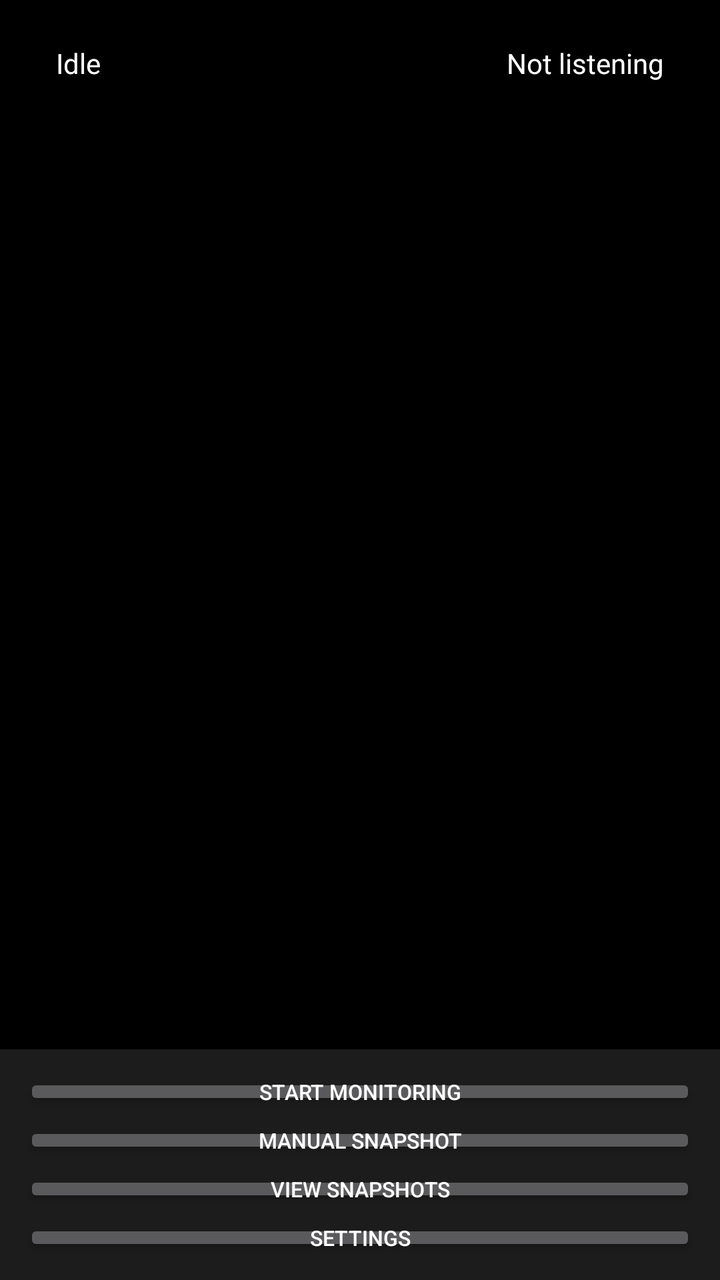
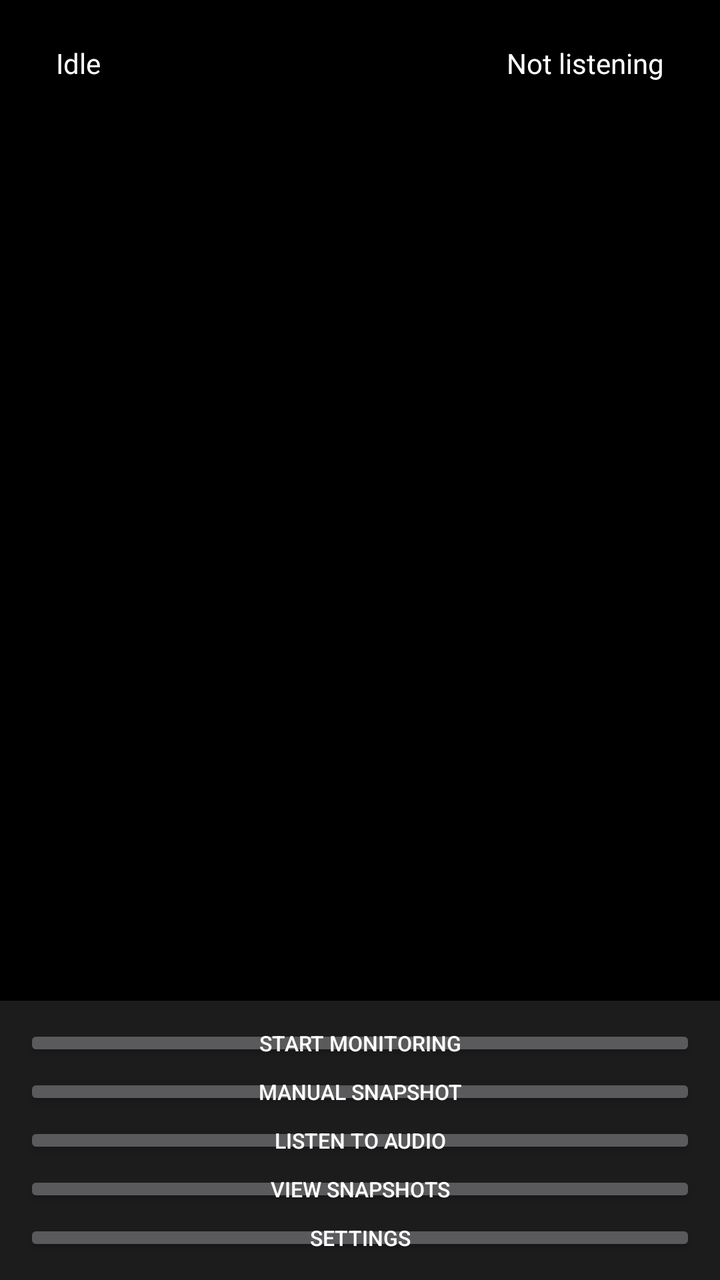

Before-and-after screenshots of an Android layout around one commit, followed by the original layout XML and the change that was made.
<!-- AndroidManifest.xml: application theme Theme.CameraViewer -->
<!-- res/layout/activity_main.xml -->
<?xml version="1.0" encoding="utf-8"?>
<androidx.constraintlayout.widget.ConstraintLayout
    xmlns:android="http://schemas.android.com/apk/res/android"
    xmlns:app="http://schemas.android.com/apk/res-auto"
    android:layout_width="match_parent"
    android:layout_height="match_parent"
    android:background="@color/feed_background">

    <ImageView
        android:id="@+id/imageFeed"
        android:layout_width="0dp"
        android:layout_height="0dp"
        android:contentDescription="@string/camera_feed_description"
        android:scaleType="fitCenter"
        android:background="@color/feed_background"
        app:layout_constraintTop_toTopOf="parent"
        app:layout_constraintStart_toStartOf="parent"
        app:layout_constraintEnd_toEndOf="parent"
        app:layout_constraintBottom_toTopOf="@id/controlsBar" />

    <TextView
        android:id="@+id/textStatus"
        android:layout_width="wrap_content"
        android:layout_height="wrap_content"
        android:layout_margin="16dp"
        android:background="@color/status_pill_background"
        android:paddingHorizontal="12dp"
        android:paddingVertical="6dp"
        android:textColor="@color/status_pill_text"
        android:textSize="14sp"
        android:text="@string/status_idle"
        app:layout_constraintTop_toTopOf="parent"
        app:layout_constraintStart_toStartOf="parent" />

    <TextView
        android:id="@+id/textListeningStatus"
        android:layout_width="wrap_content"
        android:layout_height="wrap_content"
        android:layout_margin="16dp"
        android:background="@color/status_pill_background"
        android:paddingHorizontal="12dp"
        android:paddingVertical="6dp"
        android:textColor="@color/status_pill_text"
        android:textSize="14sp"
        android:text="@string/listening_status_off"
        app:layout_constraintTop_toTopOf="parent"
        app:layout_constraintEnd_toEndOf="parent" />

    <ImageView
        android:id="@+id/imgLastSnapshot"
        android:layout_width="72dp"
        android:layout_height="72dp"
        android:layout_margin="16dp"
        android:background="@color/controls_background"
        android:contentDescription="@string/last_snapshot_description"
        android:scaleType="centerCrop"
        android:visibility="gone"
        app:layout_constraintBottom_toTopOf="@id/controlsBar"
        app:layout_constraintEnd_toEndOf="parent" />

    <LinearLayout
        android:id="@+id/controlsBar"
        android:layout_width="match_parent"
        android:layout_height="wrap_content"
        android:orientation="vertical"
        android:padding="12dp"
        android:background="@color/controls_background"
        app:layout_constraintBottom_toBottomOf="parent">

        <Button
            android:id="@+id/btnStartStop"
            android:layout_width="match_parent"
            android:layout_height="wrap_content"
            android:layout_marginBottom="6dp"
            android:textSize="10.5sp"
            android:minHeight="0dp"
            android:paddingVertical="2dp"
            android:maxLines="1"
            android:ellipsize="end"
            android:text="@string/start_monitoring" />

        <Button
            android:id="@+id/btnManualSnapshot"
            android:layout_width="match_parent"
            android:layout_height="wrap_content"
            android:layout_marginBottom="6dp"
            android:textSize="10.5sp"
            android:minHeight="0dp"
            android:paddingVertical="2dp"
            android:maxLines="1"
            android:ellipsize="end"
            android:text="@string/manual_snapshot" />

        <Button
            android:id="@+id/btnViewSnapshots"
            android:layout_width="match_parent"
            android:layout_height="wrap_content"
            android:layout_marginBottom="6dp"
            android:textSize="10.5sp"
            android:minHeight="0dp"
            android:paddingVertical="2dp"
            android:maxLines="1"
            android:ellipsize="end"
            android:text="@string/view_snapshots" />

        <Button
            android:id="@+id/btnSettings"
            android:layout_width="match_parent"
            android:layout_height="wrap_content"
            android:textSize="10.5sp"
            android:minHeight="0dp"
            android:paddingVertical="2dp"
            android:maxLines="1"
            android:ellipsize="end"
            android:text="@string/settings_title" />

    </LinearLayout>

</androidx.constraintlayout.widget.ConstraintLayout>
<!-- resources referenced by this layout -->
<resources>
  <color name="controls_background">#1C1C1C</color>
  <color name="feed_background">#000000</color>
  <color name="status_pill_background">#B3000000</color>
  <color name="status_pill_text">#FFFFFF</color>
  <string name="camera_feed_description">Live camera feed</string>
  <string name="last_snapshot_description">Last snapshot — tap to view full size</string>
  <string name="listening_status_off">Not listening</string>
  <string name="manual_snapshot">Manual snapshot</string>
  <string name="settings_title">Settings</string>
  <string name="start_monitoring">Start monitoring</string>
  <string name="status_idle">Idle</string>
  <string name="view_snapshots">View snapshots</string>
  <style name="Theme.CameraViewer" parent="Theme.MaterialComponents.NoActionBar">
          <item name="colorPrimary">@color/brand_primary</item>
          <item name="colorPrimaryDark">@color/brand_primary_dark</item>
          <item name="colorAccent">@color/brand_primary</item>
          <item name="android:windowBackground">@color/feed_background</item>
      </style>
  <color name="brand_primary">#1E88E5</color>
  <color name="brand_primary_dark">#1565C0</color>
</resources>

<!-- the commit's change to res/layout/activity_main.xml (unified diff, before → after) -->
@@ -92,6 +92,18 @@
             android:text="@string/manual_snapshot" />
 
         <Button
+            android:id="@+id/btnToggleAudio"
+            android:layout_width="match_parent"
+            android:layout_height="wrap_content"
+            android:layout_marginBottom="6dp"
+            android:textSize="10.5sp"
+            android:minHeight="0dp"
+            android:paddingVertical="2dp"
+            android:maxLines="1"
+            android:ellipsize="end"
+            android:text="@string/listen_to_audio" />
+
+        <Button
             android:id="@+id/btnViewSnapshots"
             android:layout_width="match_parent"
             android:layout_height="wrap_content"
<!-- resource entries referenced after the edit -->
@@ -6,6 +6,7 @@
   <color name="status_pill_text">#FFFFFF</color>
   <string name="camera_feed_description">Live camera feed</string>
   <string name="last_snapshot_description">Last snapshot — tap to view full size</string>
+  <string name="listen_to_audio">Listen to audio</string>
   <string name="listening_status_off">Not listening</string>
   <string name="manual_snapshot">Manual snapshot</string>
   <string name="settings_title">Settings</string>
